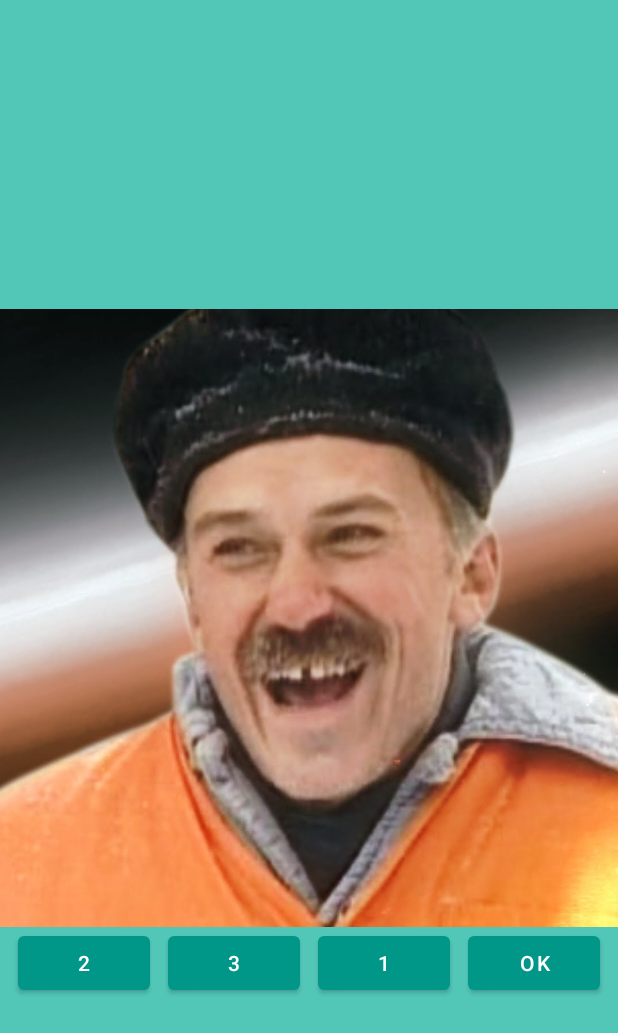
After one commit to DS-XuMuK/game-of-fifteen, an Android app: the layout activity_editor.xml on its own in the app's theme, with its tools: preview values and no code run, on a phone screen of 412 x 824 dp. The commit adds this screen. Shown: the top 1033 px of the screen. Run offline under Robolectric (Android 15) with nearby library versions, the phone set to English and light mode, and no system bars.

Commit message:
Added orientation activity for User mode

```diff
--- a/app/src/main/AndroidManifest.xml
+++ b/app/src/main/AndroidManifest.xml
@@ -31,6 +31,11 @@
         <activity android:name=".StoryActivity"
             android:label="Сюжетный режим"
             android:screenOrientation="portrait"/>
+        <activity android:name=".EditorActivity"
+            android:screenOrientation="portrait"
+            android:theme="@style/Theme.AppCompat.Dialog"
+            android:label="Ориентация изображения"
+            />
     </application>
 
 </manifest>
--- /dev/null
+++ b/app/src/main/res/layout/activity_editor.xml
@@ -0,0 +1,61 @@
+<?xml version="1.0" encoding="utf-8"?>
+<androidx.constraintlayout.widget.ConstraintLayout xmlns:android="http://schemas.android.com/apk/res/android"
+    xmlns:app="http://schemas.android.com/apk/res-auto"
+    xmlns:tools="http://schemas.android.com/tools"
+    android:layout_width="match_parent"
+    android:layout_height="match_parent">
+
+    <ImageView
+        android:id="@+id/tmpImage"
+        android:layout_width="0dp"
+        android:layout_height="0dp"
+        app:layout_constraintBottom_toBottomOf="parent"
+        app:layout_constraintDimensionRatio="1:1"
+        app:layout_constraintEnd_toEndOf="parent"
+        app:layout_constraintStart_toStartOf="parent"
+        app:layout_constraintTop_toTopOf="parent"
+        tools:srcCompat="@drawable/story10" />
+
+    <Button
+        android:id="@+id/button8"
+        android:layout_width="wrap_content"
+        android:layout_height="wrap_content"
+        android:onClick="dismiss"
+        android:text="OK"
+        app:layout_constraintEnd_toEndOf="parent"
+        app:layout_constraintHorizontal_bias="0.5"
+        app:layout_constraintStart_toEndOf="@+id/button6"
+        app:layout_constraintTop_toBottomOf="@+id/tmpImage" />
+
+    <Button
+        android:id="@+id/button5"
+        android:layout_width="wrap_content"
+        android:layout_height="wrap_content"
+        android:text="2"
+        app:layout_constraintEnd_toStartOf="@+id/button7"
+        app:layout_constraintHorizontal_bias="0.5"
+        app:layout_constraintHorizontal_chainStyle="spread"
+        app:layout_constraintStart_toStartOf="parent"
+        app:layout_constraintTop_toBottomOf="@+id/tmpImage" />
+
+    <Button
+        android:id="@+id/button6"
+        android:layout_width="wrap_content"
+        android:layout_height="wrap_content"
+        android:text="1"
+        app:layout_constraintEnd_toStartOf="@+id/button8"
+        app:layout_constraintHorizontal_bias="0.5"
+        app:layout_constraintStart_toEndOf="@+id/button7"
+        app:layout_constraintTop_toBottomOf="@+id/tmpImage" />
+
+    <Button
+        android:id="@+id/button7"
+        android:layout_width="wrap_content"
+        android:layout_height="wrap_content"
+        android:text="3"
+        app:layout_constraintEnd_toStartOf="@+id/button6"
+        app:layout_constraintHorizontal_bias="0.5"
+        app:layout_constraintStart_toEndOf="@+id/button5"
+        app:layout_constraintTop_toBottomOf="@+id/tmpImage" />
+
+</androidx.constraintlayout.widget.ConstraintLayout>
--- a/app/src/main/res/layout/activity_user.xml
+++ b/app/src/main/res/layout/activity_user.xml
@@ -181,7 +181,7 @@
     <ImageView
         android:id="@+id/pos16"
         android:onClick="clickOnField"
-        android:src="@drawable/lvl16"
+        android:src="@drawable/img16"
         android:tag="16"
         app:layout_constraintBottom_toBottomOf="parent"
         app:layout_constraintEnd_toEndOf="parent"
@@ -193,7 +193,8 @@
         android:id="@+id/button"
         android:layout_width="wrap_content"
         android:layout_height="wrap_content"
-        android:text="Load image"
+        android:layout_margin="10dp"
+        android:text="Загрузить"
         app:layout_constraintBottom_toBottomOf="parent"
         app:layout_constraintEnd_toEndOf="parent" />
 
```
Also changed, not shown: app/src/main/java/ru/nikolaykolchin/gameoffifteen/EditorActivity.java (added, +43 -0 lines), app/src/main/java/ru/nikolaykolchin/gameoffifteen/MainActivity.java (+6 -3 lines), app/src/main/java/ru/nikolaykolchin/gameoffifteen/UserActivity.java (+27 -82 lines).
